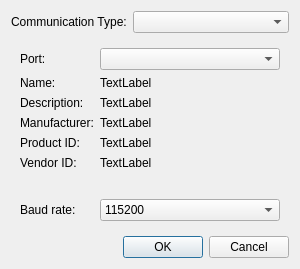
This is CubesControl/ui/commsettingsdialog.ui in tstana/cubes-sw as Qt 5 draws it before an edit. The edited form follows.
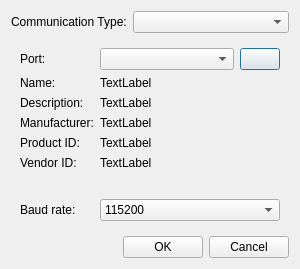
This is the edited form. Icons and pictures are not drawn.

Commit message: CommSettingsDialog: Added Refresh COM ports button

The edit to the form file:
```diff
--- a/CubesControl/ui/commsettingsdialog.ui
+++ b/CubesControl/ui/commsettingsdialog.ui
@@ -51,6 +51,8 @@
         </widget>
        </item>
        <item row="0" column="1">
+        <layout class="QHBoxLayout" name="hlayoutPorts">
+         <item>
         <widget class="QComboBox" name="cbPort">
          <property name="sizePolicy">
           <sizepolicy hsizetype="Expanding" vsizetype="Fixed">
@@ -61,12 +63,26 @@
          <property name="styleSheet">
           <string notr="true"/>
          </property>
+          </widget>
+         </item>
          <item>
+          <widget class="QPushButton" name="btnRefreshPorts">
+           <property name="sizePolicy">
+            <sizepolicy hsizetype="Minimum" vsizetype="Minimum">
+             <horstretch>0</horstretch>
+             <verstretch>0</verstretch>
+            </sizepolicy>
+           </property>
           <property name="text">
            <string/>
           </property>
-         </item>
-        </widget>
+           <property name="icon">
+            <iconset resource="resources.qrc">
+             <normaloff>:/ui/refreshbutton/reload.png</normaloff>:/ui/refreshbutton/reload.png</iconset>
+           </property>
+          </widget>
+         </item>
+        </layout>
        </item>
        <item row="1" column="0">
         <widget class="QLabel" name="label_2">
```
Left out of the diff: 4 changed lines with no effect on the pictures. Lines whose indentation alone changed are shown as unchanged. The commit also changes 5 other files.
